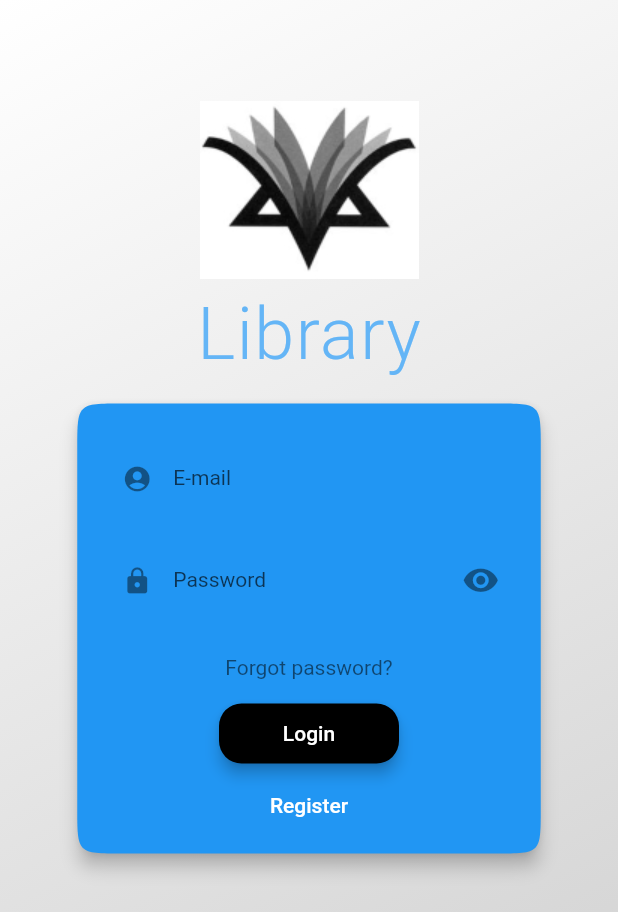
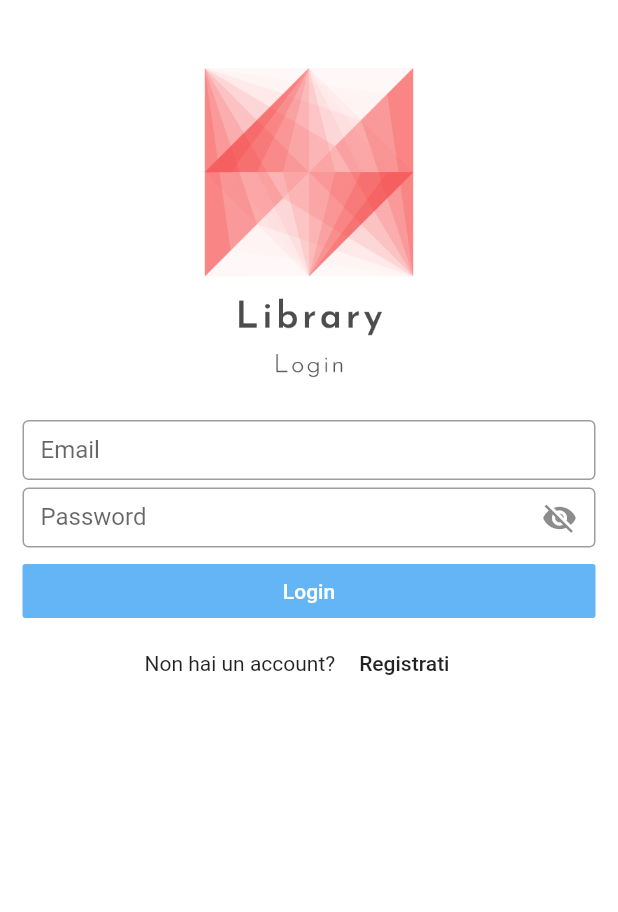
Before and after one commit to popooff/library-frontend, a Flutter app: the screen it shows after launch, on a phone screen of 412 x 824 dp. Shown: the top 912 px of the screen. Run offline on Flutter 3.47's test engine with Material 2 defaults, Android fonts, the phone set to English and light mode, and no system bars; drawn by our look-alikes of flutter_login; our stand-ins replace fl_chart, shared_preferences; missing offline and left inert: crypt.

Commit message:
Aggiornata pagina di login.

```diff
--- a/lib/views/authentication/login_page.dart
+++ b/lib/views/authentication/login_page.dart
@@ -1,20 +1,10 @@
-import 'package:flutter/cupertino.dart';
 import 'package:flutter/material.dart';
-import 'package:flutter_login/flutter_login.dart';
+import 'package:library_frontend/services/rest_api/user_api.dart';
+import 'package:library_frontend/widgets/my_alert.dart';
 import '../../models/user.dart';
-import '../../services/rest_api/user_api.dart';
-import 'package:crypt/crypt.dart';
 
 
-// $5$rounds=10000$abcdefghijklmnop$51muKIziT9VAyDZ2ZueAYvAwgIYx0cLxUCIAlPoWaHD
-// 51muKIziT9VAyDZ2ZueAYvAwgIYx0cLxUCIAlPoWaHD
-String sha256Encrypt(String password) {
-  return Crypt.sha256(password, rounds: 12831, salt: 'good_game_man')
-      .toString()
-      .substring(30);
-}
-
-
+// TODO mettere un caricamento nel momento in cui si preme login e si aspetta.
 class LoginPage extends StatefulWidget {
 
   @override
@@ -25,111 +15,133 @@ class LoginPage extends StatefulWidget {
 class _LoginPageState extends State<LoginPage> {
 
   UserApi userApi;
-  User user;
+  bool obscurePassword = true;
+  TextEditingController emailController;
+  TextEditingController passwordController;
 
 
   @override
   void initState() {
     userApi = UserApi();
+    emailController = TextEditingController();
+    passwordController = TextEditingController();
     super.initState();
   }
 
   @override
   void dispose() {
+    emailController.dispose();
+    passwordController.dispose();
     super.dispose();
-  }
-
-
-  Future<String> login(LoginData data) {
-    return Future.delayed(Duration(milliseconds: 1000)).then((_) async {
-      bool logged = await userApi.loginUser(
-          User(
-              email: data.name,
-              password: sha256Encrypt(data.password)
-          )
-      );
-
-      return logged ? null : 'Login fallito!';
-    });
-  }
-
-
-  Future<String> register(LoginData data) {
-    return Future.delayed(Duration(milliseconds: 1000)).then((_) async {
-      user = User(
-          name: '',
-          surname: '',
-          email: data.name,
-          password: sha256Encrypt(data.password)
-      );
-      bool registered = await userApi.registerUser(user);
-
-      return registered ? null : 'Registrazione fallita!';
-    });
   }
 
 
   @override
   Widget build(BuildContext context) {
 
-    return FlutterLogin(
+    return Scaffold(
+        body: SafeArea(
+          child: Container(
+            color: Colors.white,
+            height: MediaQuery.of(context).size.height,
+            width: MediaQuery.of(context).size.width,
 
-      title: 'Library',
-      logo: 'assets/library_logo1.jpg',
-      onLogin: login,
-      onSignup: register,
+            child: Padding(
+              padding: EdgeInsets.only(left: 15, right: 15),
+              child: ListView(
+                children: [
 
-      onSubmitAnimationCompleted: () {
-        Navigator.pushReplacementNamed(context, '/initial');
-      },
+                  Image.asset(
+                    'assets/library_login.png',
+                    height: 280,
+                  ),
 
-      onRecoverPassword: (_) => Future(null),
+                  Container(
+                    height: 40,
+                    child: TextField(
+                      controller: emailController,
+                      decoration: InputDecoration(
+                          labelText: 'Email',
+                          border: OutlineInputBorder()
+                      ),
+                    ),
+                  ),
 
-      messages: LoginMessages(
-        usernameHint: 'E-mail',
-        passwordHint: 'Password',
-        confirmPasswordHint: 'Confirm',
-        loginButton: 'Login',
-        signupButton: 'Register',
-        forgotPasswordButton: 'Forgot password?',
-        recoverPasswordButton: 'Send mail',
-        goBackButton: 'Back',
-        confirmPasswordError: 'Le password non coincidono!',
-        recoverPasswordDescription: 'Funzione non disponibile',
-      ),
+                  SizedBox(
+                    height: 5,
+                  ),
 
-      theme: LoginTheme(
-        primaryColor: Colors.white,
-        accentColor: Colors.black,
-        titleStyle: TextStyle(
-          color: Colors.blue[300],
-          letterSpacing: 1,
-        ),
+                  Container(
+                    height: 40,
+                    child: TextField(
+                      obscureText: obscurePassword,
+                      controller: passwordController,
+                      decoration: InputDecoration(
+                          labelText: 'Password',
+                          border: OutlineInputBorder(),
+                          suffixIcon: IconButton(
+                            onPressed: () {
+                              setState(() {
+                                obscurePassword ? obscurePassword = false : obscurePassword = true;
+                              });
+                            },
+                            icon: (obscurePassword) ? Icon(Icons.visibility_off) : Icon(Icons.visibility),
+                          )
+                      ),
+                    ),
+                  ),
 
-        cardTheme: CardTheme(
-          color: Colors.blue[500],
-          elevation: 5,
-          shape: ContinuousRectangleBorder(
-              borderRadius: BorderRadius.circular(30.0)),
-        ),
+                  SizedBox(
+                    height: 5,
+                  ),
 
-        inputTheme: InputDecorationTheme(
-          filled: true,
-          fillColor: Colors.blue,
-          errorStyle: TextStyle(
-              color: Colors.white,
-              decorationColor: Colors.blue
+                  FlatButton(
+                    onPressed: () async {
+
+                      bool logged = await userApi.loginUser(
+                          User(
+                              email: emailController.text,
+                              password: userApi.sha256Encrypt(passwordController.text)
+                          )
+                      );
+
+                      if (logged) {
+                        Navigator.pushReplacementNamed(context, '/initial');
+
+                      } else {
+                        showDialog(
+                            context: context,
+                            builder: (_) => MyAlertDialog(
+                                content: 'Login non riuscito!'
+                            )
+                        );
+                      }
+
+                    },
+                    child: Text('Login'),
+                    textColor: Colors.white,
+                    color: Colors.blue.shade300,
+                  ),
+
+                  Center(
+                    child: Row(
+                      mainAxisAlignment: MainAxisAlignment.center,
+                      children: [
+                        Text('Non hai un account?'),
+                        FlatButton(
+                            onPressed: () {
+                              Navigator.pushReplacementNamed(context, '/register');
+                            },
+                            child: Text('Registrati')
+                        )
+                      ],
+                    )
+                  )
+                ],
+              ),
+            ),
           ),
-        ),
-
-        buttonTheme: LoginButtonTheme(
-          backgroundColor: Colors.black,
-          shape: RoundedRectangleBorder(
-            borderRadius: BorderRadius.circular(15),
-          ),
-        ),
-      ),
+        )
     );
-
   }
 }
```
